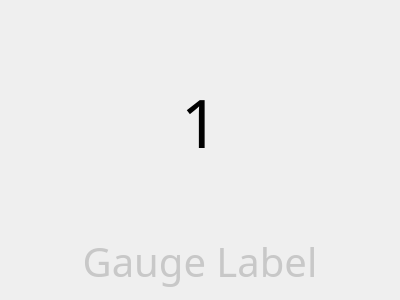
Old version of the form Frontend/Widgets/GaugeWidget/gaugedisplay.ui in the repository WPI-HPRC/groundstation-2025.
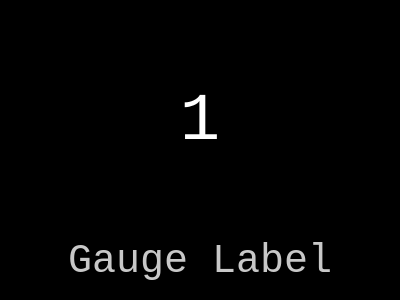
New version of the form.

Commit message: fixed gauge widgets

```diff
--- a/Frontend/Widgets/GaugeWidget/gaugedisplay.ui
+++ b/Frontend/Widgets/GaugeWidget/gaugedisplay.ui
@@ -10,6 +10,52 @@
     <height>300</height>
    </rect>
   </property>
+  <property name="palette">
+   <palette>
+    <active>
+     <colorrole role="Window">
+      <brush brushstyle="SolidPattern">
+       <color alpha="255">
+        <red>0</red>
+        <green>0</green>
+        <blue>0</blue>
+       </color>
+      </brush>
+     </colorrole>
+    </active>
+    <inactive>
+     <colorrole role="Window">
+      <brush brushstyle="SolidPattern">
+       <color alpha="255">
+        <red>0</red>
+        <green>0</green>
+        <blue>0</blue>
+       </color>
+      </brush>
+     </colorrole>
+    </inactive>
+    <disabled>
+     <colorrole role="Base">
+      <brush brushstyle="SolidPattern">
+       <color alpha="255">
+        <red>0</red>
+        <green>0</green>
+        <blue>0</blue>
+       </color>
+      </brush>
+     </colorrole>
+     <colorrole role="Window">
+      <brush brushstyle="SolidPattern">
+       <color alpha="255">
+        <red>0</red>
+        <green>0</green>
+        <blue>0</blue>
+       </color>
+      </brush>
+     </colorrole>
+    </disabled>
+   </palette>
+  </property>
   <property name="font">
    <font>
     <family>Minecraft</family>
@@ -26,7 +72,7 @@
     <widget class="QLabel" name="GaugeLabel">
      <property name="font">
       <font>
-       <family>Minecraft</family>
+       <family>Courier New</family>
        <pointsize>30</pointsize>
       </font>
      </property>
@@ -54,12 +100,12 @@
     <widget class="QLabel" name="ValueLabel">
      <property name="font">
       <font>
-       <family>Minecraft</family>
+       <family>Courier New</family>
        <pointsize>50</pointsize>
       </font>
      </property>
      <property name="styleSheet">
-      <string notr="true"/>
+      <string notr="true">color: white</string>
      </property>
      <property name="text">
       <string>1</string>
```
The commit also changes 2 other files.
